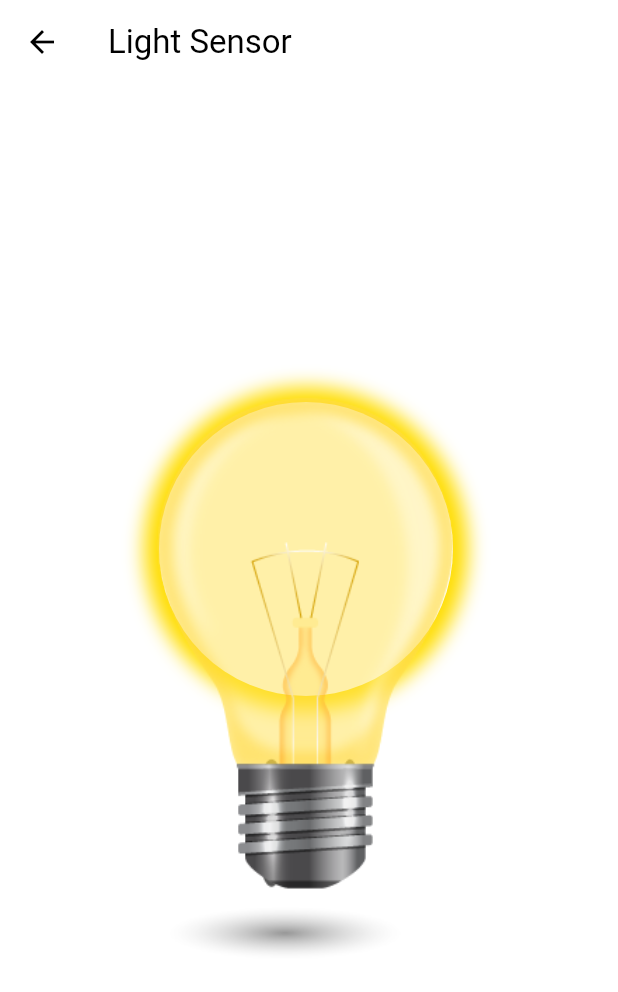
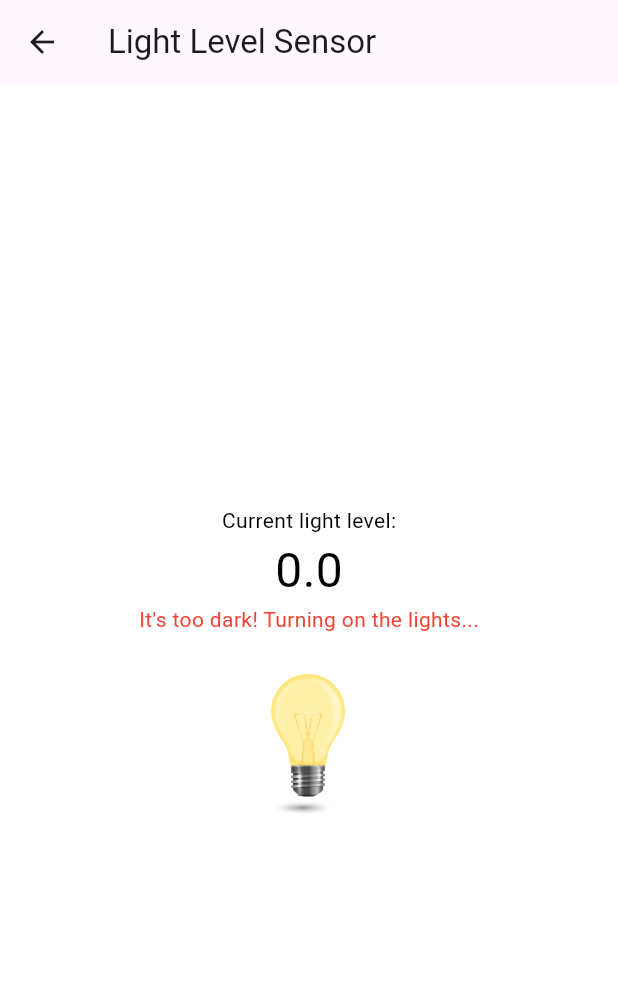
Before and after one commit to ishimwe-chriss/Sensor, a Flutter app: the screen it shows after launch, after a tap on "Light Sensor", on a phone screen of 412 x 824 dp. Shown: the top 992 px of the screen. Run offline on Flutter 3.47's test engine with Material 3 defaults, Android fonts, the phone set to English and light mode, and no system bars; our stand-ins replace fl_chart, flutter_local_notifications, google_maps_flutter, location, lottie, sensors_plus and 1 more; missing offline and left inert: flutter_polyline_points, light_sensor.

Commit message:
sensor app

```diff
--- /dev/null
+++ b/lib/light_level_notifier.dart
@@ -0,0 +1,12 @@
+import 'package:flutter/material.dart';
+
+class LightLevelNotifier extends ChangeNotifier {
+  double _lightLevel = 0.0;
+
+  double get lightLevel => _lightLevel;
+
+  void updateLightLevel(double newLevel) {
+    _lightLevel = newLevel;
+    notifyListeners();
+  }
+}
--- /dev/null
+++ b/lib/light_level_screen.dart
@@ -0,0 +1,96 @@
+import 'package:flutter/material.dart';
+import 'package:provider/provider.dart';
+import 'light_level_notifier.dart';
+import 'light_level_service.dart';
+
+class LightLevelScreen extends StatefulWidget {
+  @override
+  _LightLevelScreenState createState() => _LightLevelScreenState();
+}
+
+class _LightLevelScreenState extends State<LightLevelScreen> {
+  final LightLevelService _lightLevelService = LightLevelService();
+
+  @override
+  void initState() {
+    super.initState();
+    _lightLevelService.getLightLevelStream().listen((lightLevel) {
+      Provider.of<LightLevelNotifier>(context, listen: false).updateLightLevel(lightLevel);
+      adjustLights(lightLevel);
+    });
+  }
+
+  void adjustLights(double lightLevel) {
+    if (lightLevel < 10) {
+      // Simulate turning on the lights
+      print('Turning on the lights...');
+    } else if (lightLevel > 100) {
+      // Simulate turning off the lights
+      print('Turning off the lights...');
+    }
+  }
+
+  @override
+  Widget build(BuildContext context) {
+    final lightLevel = Provider.of<LightLevelNotifier>(context).lightLevel;
+    double bulbOpacity = (100 - lightLevel) / 100;
+    bulbOpacity = bulbOpacity.clamp(0.0, 1.0);
+
+    Color backgroundColor;
+    if (lightLevel < 10) {
+      backgroundColor = Colors.white;
+    } else if (lightLevel > 100) {
+      backgroundColor = Colors.black;
+    } else {
+      backgroundColor = Colors.grey;
+    }
+
+    return Scaffold(
+      appBar: AppBar(
+        title: Text('Light Level Sensor'),
+      ),
+      body: AnimatedContainer(
+        duration: Duration(milliseconds: 500),
+        color: backgroundColor,
+        child: Center(
+          child: Column(
+            mainAxisAlignment: MainAxisAlignment.center,
+            children: <Widget>[
+              Text(
+                'Current light level:',
+                style: TextStyle(color: backgroundColor == Colors.black ? Colors.white : Colors.black),
+              ),
+              Text(
+                '$lightLevel',
+                style: TextStyle(
+                  color: backgroundColor == Colors.black ? Colors.white : Colors.black,
+                  fontSize: 32,
+                ),
+              ),
+              if (lightLevel < 10)
+                Text(
+                  'It\'s too dark! Turning on the lights...',
+                  style: TextStyle(color: Colors.red),
+                ),
+              if (lightLevel > 100)
+                Text(
+                  'It\'s bright enough! Turning off the lights...',
+                  style: TextStyle(color: Colors.green),
+                ),
+              SizedBox(height: 20),
+              AnimatedOpacity(
+                opacity: bulbOpacity,
+                duration: Duration(milliseconds: 500),
+                child: Image.asset(
+                  'lib/assets/bulb.png',
+                  width: 100,
+                  height: 100,
+                ),
+              ),
+            ],
+          ),
+        ),
+      ),
+    );
+  }
+}
--- /dev/null
+++ b/lib/light_level_service.dart
@@ -0,0 +1,13 @@
+import 'dart:async';
+import 'package:flutter/services.dart';
+
+class LightLevelService {
+  static const EventChannel _lightSensorChannel =
+  EventChannel('com.example.light_sensor/ambient_light');
+
+  Stream<double> getLightLevelStream() {
+    return _lightSensorChannel
+        .receiveBroadcastStream()
+        .map((event) => event as double);
+  }
+}
--- a/lib/main.dart
+++ b/lib/main.dart
@@ -1,19 +1,28 @@
 import 'package:flutter/material.dart';
 import 'package:provider/provider.dart';
 import 'package:sensormobileapplication/components/ThemeProvider.dart';
-import 'package:sensormobileapplication/screens/StepCounter.dart';
-import 'package:sensormobileapplication/screens/lightsensor.dart';
 import 'package:sensormobileapplication/screens/maps.dart';
 import 'package:flutter_local_notifications/flutter_local_notifications.dart';
 
+import 'light_level_notifier.dart';
+import 'light_level_screen.dart';
+import 'motion_notifier.dart';
+import 'motion_screen.dart';
+
 void main() async {
+  WidgetsFlutterBinding.ensureInitialized();
+  await initNotifications();
+
   runApp(
-    ChangeNotifierProvider(
-      create: (_) => ThemeNotifier(),
+    MultiProvider(
+      providers: [
+        ChangeNotifierProvider(create: (_) => MotionNotifier()),
+        ChangeNotifierProvider(create: (_) => LightLevelNotifier()),
+        ChangeNotifierProvider(create: (_) => ThemeNotifier()),
+      ],
       child: const MyApp(),
     ),
   );
-  await initNotifications();
 }
 
 FlutterLocalNotificationsPlugin flutterLocalNotificationsPlugin =
@@ -65,61 +74,97 @@ class _MyHomePageState extends State<MyHomePage> {
     final themeNotifier = Provider.of<ThemeNotifier>(context, listen: false);
 
     return Scaffold(
-      appBar: AppBar(
-        backgroundColor: theme.hintColor,
-        title: Text(
-          widget.title,
-          style: TextStyle(color: theme.primaryColor),
+      body: Container(
+        decoration: const BoxDecoration(
+          gradient: LinearGradient(
+            colors: [Color(0xFFB3E5FC), Color(0xFF0288D1)],
+            begin: Alignment.topLeft,
+            end: Alignment.bottomRight,
           ),
         ),
-      body: ListView(
+        child: Center(
+          child: ListView(
             padding: const EdgeInsets.all(16.0),
+            shrinkWrap: true,
             children: [
+              const Center(
+                child: Text(
+                  'Home',
+                  style: TextStyle(
+                    fontSize: 32,
+                    fontWeight: FontWeight.bold,
+                    color: Colors.white,
+                  ),
+                ),
+              ),
+              const SizedBox(height: 50),
               _buildOption(
                 context,
                 theme,
                 icon: Icons.map,
-            label: 'Maps',
+                label: 'Geo Locator',
                 onTap: () => Navigator.of(context).push(MaterialPageRoute(builder: (context) => MapPage())),
               ),
               _buildOption(
                 context,
                 theme,
                 icon: Icons.run_circle_outlined,
-            label: 'Step Counter',
-            onTap: () => Navigator.of(context).push(MaterialPageRoute(builder: (context) => StepCounterPage())),
+                label: 'Motion Detector',
+                onTap: () => Navigator.of(context).push(MaterialPageRoute(builder: (context) => MotionScreen())),
               ),
               _buildOption(
                 context,
                 theme,
                 icon: Icons.lightbulb_rounded,
                 label: 'Light Sensor',
-            onTap: () => Navigator.of(context).push(MaterialPageRoute(builder: (context) => LightSensorPage())),
+                onTap: () => Navigator.of(context).push(MaterialPageRoute(builder: (context) => LightLevelScreen())),
               ),
             ],
+          ),
+        ),
       ),
     );
   }
 
   Widget _buildOption(BuildContext context, ThemeData theme, {required IconData icon, required String label, required VoidCallback onTap}) {
     return Container(
-      margin: const EdgeInsets.symmetric(vertical: 8.0),
+      margin: const EdgeInsets.symmetric(vertical: 16.0),
       decoration: BoxDecoration(
-        color: theme.cardColor,
-        borderRadius: BorderRadius.circular(10),
+        borderRadius: BorderRadius.circular(50),
         boxShadow: [
           BoxShadow(
-            color: Colors.grey.withOpacity(0.2),
+            color: Colors.grey.withOpacity(0.3),
             spreadRadius: 2,
             blurRadius: 5,
-            offset: Offset(0, 3),
+            offset: const Offset(0, 3),
           ),
         ],
       ),
-      child: ListTile(
-        leading: Icon(icon, size: 50.0, color: theme.primaryColor),
-        title: Text(label, style: TextStyle(color: theme.primaryColor)),
+      child: InkWell(
         onTap: onTap,
+        borderRadius: BorderRadius.circular(50),
+        child: Ink(
+          decoration: BoxDecoration(
+            color: theme.primaryColor.withOpacity(0.8),
+            borderRadius: BorderRadius.circular(50),
+          ),
+          padding: const EdgeInsets.symmetric(vertical: 20.0, horizontal: 40.0),
+          child: Row(
+            mainAxisSize: MainAxisSize.min,
+            children: [
+              Icon(icon, size: 50.0, color: Colors.white),
+              const SizedBox(width: 20),
+              Text(
+                label,
+                style: const TextStyle(
+                  color: Colors.white,
+                  fontSize: 18,
+                  fontWeight: FontWeight.bold,
+                ),
+              ),
+            ],
+          ),
+        ),
       ),
     );
   }
--- a/pubspec.yaml
+++ b/pubspec.yaml
@@ -36,7 +36,7 @@ dependencies:
   # Use with the CupertinoIcons class for iOS style icons.
   cupertino_icons: ^1.0.6
   lottie: ^3.1.0
-  provider: ^6.1.1
+  provider: ^6.0.0
   shared_preferences: ^2.0.12
   google_maps_flutter: ^2.2.8
   flutter_polyline_points: ^2.0.0
@@ -47,6 +47,7 @@ dependencies:
   flutter_speed_dial: ^7.0.0
   light_sensor: ^3.0.0
   flutter_local_notifications: ^17.1.2
+  fl_chart: ^0.68.0
 
 dev_dependencies:
   flutter_test:
```
Also changed, not shown: lib/home_screen.dart (added, +40 -0 lines), lib/motion_notifier.dart (added, +19 -0 lines), lib/motion_screen.dart (added, +86 -0 lines), lib/motion_service.dart (added, +55 -0 lines), lib/notification_service.dart (added, +34 -0 lines), pubspec.lock, 2 other files. Lines whose indentation alone changed are shown as unchanged.
